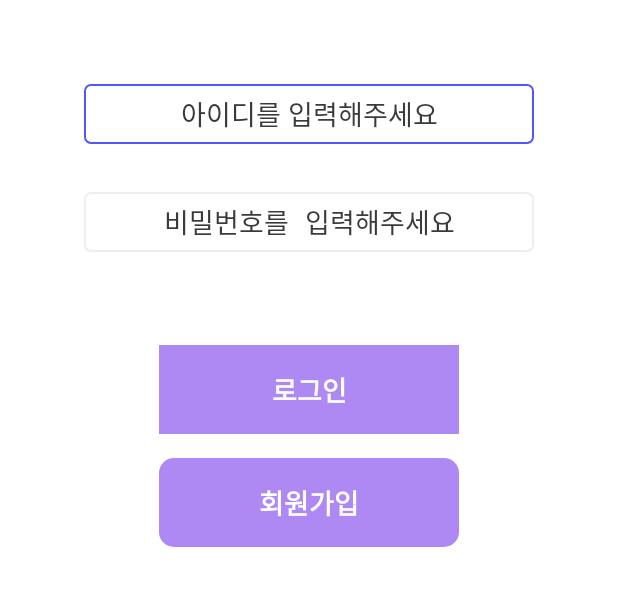
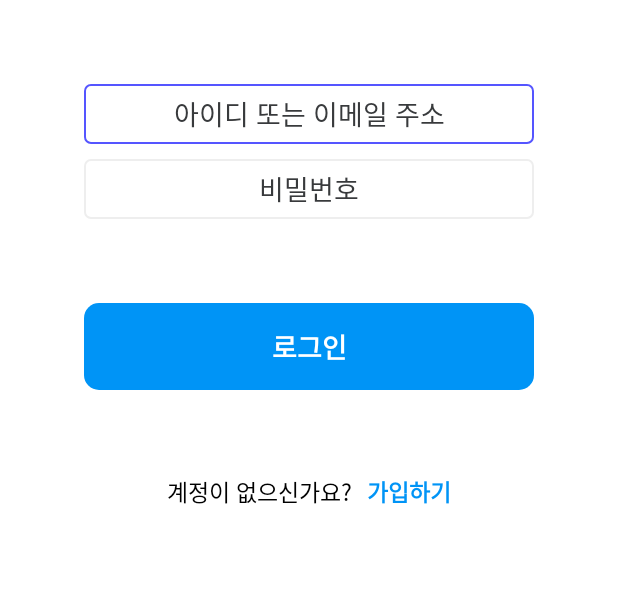
Before and after one commit to hyunmin0317/Outstagram, an Android app: the layout activity_login.xml on its own in the app's theme, with its tools: preview values and no code run, on a phone screen of 412 x 824 dp, the part 494-1100 px from its top. Run offline under Robolectric (Android 15) with nearby library versions, the phone set to English and light mode, and no system bars.

Commit message:
Update frontend

```diff
--- a/frontend/app/src/main/java/com/example/outstagram/LoginActivity.kt
+++ b/frontend/app/src/main/java/com/example/outstagram/LoginActivity.kt
@@ -7,6 +7,8 @@ import androidx.appcompat.app.AppCompatActivity
 import android.os.Bundle
 import android.widget.Toast
 import kotlinx.android.synthetic.main.activity_login.*
+import kotlinx.android.synthetic.main.activity_login.login
+import kotlinx.android.synthetic.main.activity_login.username_inputbox
 import retrofit2.Call
 import retrofit2.Callback
 import retrofit2.Response
--- a/frontend/app/src/main/res/drawable/rounded_button.xml
+++ b/frontend/app/src/main/res/drawable/rounded_button.xml
@@ -5,7 +5,7 @@
         <shape xmlns:android="http://schemas.android.com/apk/res/android" android:shape="rectangle">
             <corners android:radius="10dp"/>
             <solid
-                android:color="#AE88F3" />
+                android:color="#0094f6" />
         </shape>
     </item>
 </selector>
--- a/frontend/app/src/main/res/layout/activity_login.xml
+++ b/frontend/app/src/main/res/layout/activity_login.xml
@@ -32,9 +32,9 @@
             android:layout_width="match_parent"
             android:layout_height="40dp"
             android:layout_gravity="center"
-            android:layout_marginBottom="32dp"
+            android:layout_marginBottom="10dp"
             android:gravity="center"
-            android:hint="아이디를 입력해주세요"
+            android:hint="아이디 또는 이메일 주소"
             android:background="@drawable/edittext_rounded_corner_rectangle"
             android:textColorHint="#383A3C" />
 
@@ -46,46 +46,50 @@
             android:layout_marginBottom="6dp"
             android:gravity="center"
             android:inputType="textPassword"
-            android:hint="비밀번호를 입력해주세요"
+            android:hint="비밀번호"
             android:background="@drawable/edittext_rounded_corner_rectangle"
             android:textColorHint="#383A3C" />
+
+        <TextView
+            android:id="@+id/login"
+            android:layout_width="match_parent"
+            android:layout_height="wrap_content"
+            android:layout_gravity="center"
+            android:layout_marginTop="50dp"
+            android:padding="15dp"
+            android:background="@drawable/rounded_button"
+            android:textColor="#ffffff"
+            android:gravity="center"
+            android:text="로그인"
+            android:textSize="18dp"
+            android:textStyle="bold" />
+    </LinearLayout>
+
+    <LinearLayout
+        android:layout_width="wrap_content"
+        android:layout_height="wrap_content"
+        android:layout_gravity="center">
+        <TextView
+            android:layout_width="wrap_content"
+            android:layout_height="wrap_content"
+            android:textColor="#000000"
+            android:textSize="15dp"
+            android:text="계정이 없으신가요?" />
+
+        <TextView
+            android:id="@+id/signup"
+            android:layout_width="wrap_content"
+            android:layout_height="wrap_content"
+            android:layout_marginLeft="10dp"
+            android:textStyle="bold"
+            android:textColor="#0094f6"
+            android:textSize="15dp"
+            android:text="가입하기" />
 
 
     </LinearLayout>
 
 
-    <TextView
-        android:id="@+id/login"
-        android:layout_width="200dp"
-        android:layout_height="wrap_content"
-        android:layout_gravity="center"
-        android:layout_marginBottom="16dp"
-        android:background="#AE88F3"
-        android:textColor="#ffffff"
-        android:paddingLeft="32dp"
-        android:paddingTop="16dp"
-        android:paddingRight="32dp"
-        android:paddingBottom="16dp"
-        android:gravity="center"
-        android:text="로그인"
-        android:textSize="18dp"
-        android:textStyle="bold" />
-
-    <TextView
-        android:id="@+id/signup"
-        android:layout_width="200dp"
-        android:layout_height="wrap_content"
-        android:layout_gravity="center"
-        android:background="@drawable/rounded_button"
-        android:textColor="#ffffff"
-        android:paddingLeft="32dp"
-        android:gravity="center"
-        android:paddingTop="16dp"
-        android:paddingRight="32dp"
-        android:paddingBottom="16dp"
-        android:text="회원가입"
-        android:textSize="18dp"
-        android:textStyle="bold" />
 
 
 
--- a/frontend/app/src/main/res/layout/activity_out_stagram_upload.xml
+++ b/frontend/app/src/main/res/layout/activity_out_stagram_upload.xml
@@ -36,7 +36,7 @@
         android:layout_marginTop="20dp"
         android:layout_marginLeft="50dp"
         android:layout_marginRight="50dp"
-        android:background="#AE88F3"
+        android:background="@drawable/rounded_button"
         android:gravity="center"
         android:text="사진 선택 "
         android:textColor="#ffffff"
@@ -50,7 +50,7 @@
         android:layout_marginTop="20dp"
         android:layout_marginLeft="50dp"
         android:layout_marginRight="50dp"
-        android:background="#AE88F3"
+        android:background="@drawable/rounded_button"
         android:gravity="center"
         android:text="업로드 "
         android:textColor="#ffffff"
--- a/frontend/app/src/main/res/layout/activity_out_stagram_user_info.xml
+++ b/frontend/app/src/main/res/layout/activity_out_stagram_user_info.xml
@@ -48,7 +48,7 @@
             android:gravity="center"
             android:text="로그아웃"
             android:textSize="20dp"
-            android:background="#AE88F3"
+            android:background="@drawable/rounded_button"
             android:textColor="#ffffff"
             android:textStyle="bold" />
 
```
Also changed, not shown: frontend/app/src/main/res/layout/activity_signup.xml (+49 -44 lines), 1 other file.
